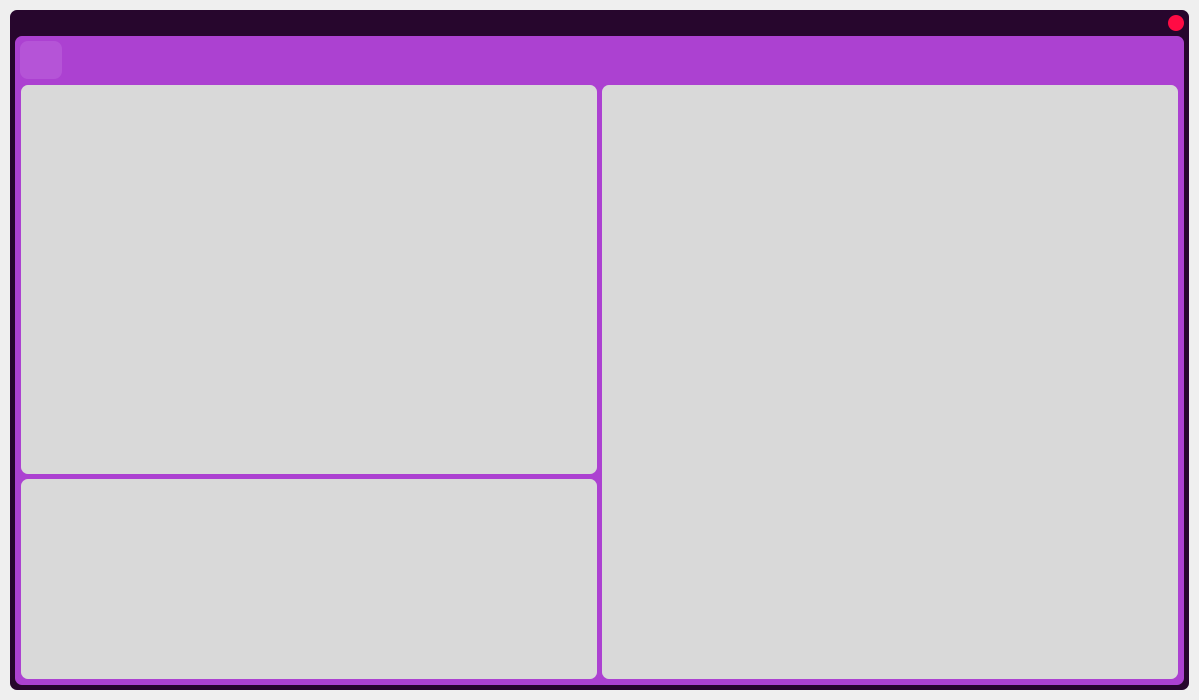
Above: CarInfo.ui from BryanHerrera19/Portfolio-WebScraping before the change. Below: the same form after it.
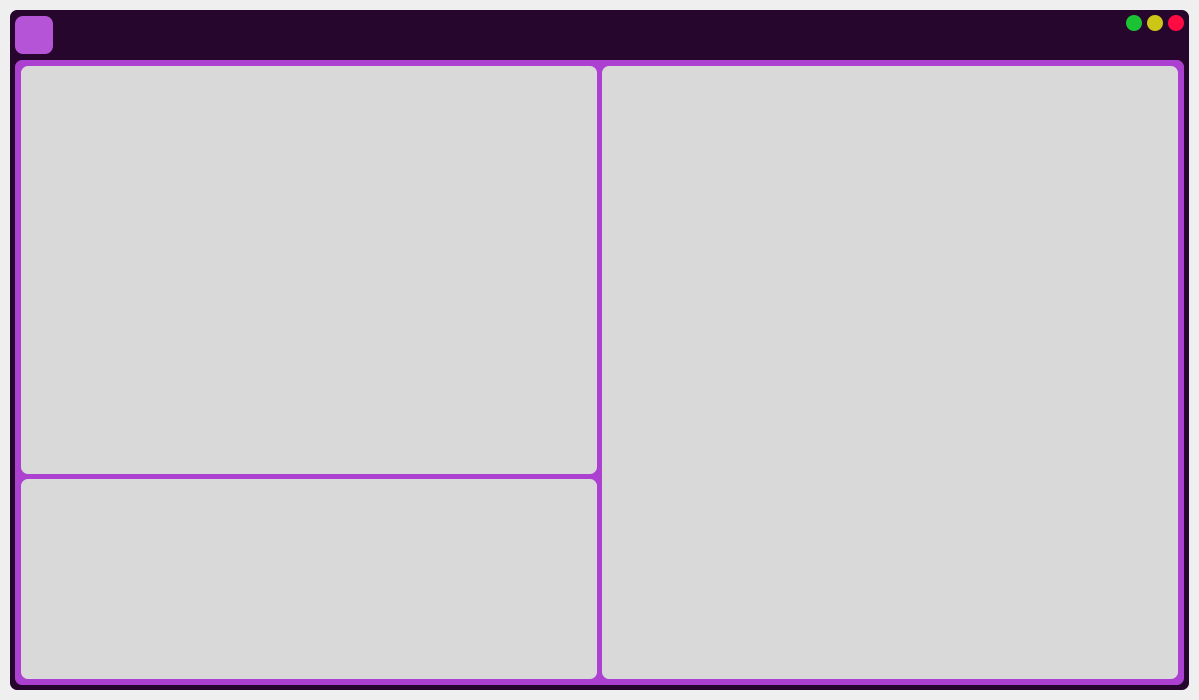
That is the form after the change. Icons and pictures are not drawn.

The edit to the form file:
```diff
--- a/CarInfo.ui
+++ b/CarInfo.ui
@@ -60,43 +60,21 @@
        <property name="bottomMargin">
         <number>5</number>
        </property>
-       <item alignment="Qt::AlignRight">
-        <widget class="QPushButton" name="quit_button">
+       <item>
+        <widget class="QFrame" name="button_frame">
          <property name="maximumSize">
           <size>
-           <width>16</width>
-           <height>16</height>
+           <width>16777215</width>
+           <height>40</height>
           </size>
          </property>
-         <property name="cursor">
-          <cursorShape>PointingHandCursor</cursorShape>
-         </property>
-         <property name="styleSheet">
-          <string notr="true">QPushButton {
-	background-color: rgb(255, 11, 68);
-	border-radius: 8px; 
-	border: none;
-}
-
-QPushButton:hover {
-	background-color: rgba(255, 11, 68, 150);
-}
-	</string>
-         </property>
-         <property name="text">
-          <string/>
-         </property>
-        </widget>
-       </item>
-       <item>
-        <widget class="QFrame" name="main_frame">
          <property name="frameShape">
           <enum>QFrame::StyledPanel</enum>
          </property>
          <property name="frameShadow">
           <enum>QFrame::Raised</enum>
          </property>
-         <layout class="QVBoxLayout" name="verticalLayout_3">
+         <layout class="QHBoxLayout" name="horizontalLayout_2">
           <property name="spacing">
            <number>0</number>
           </property>
@@ -113,10 +91,16 @@
            <number>0</number>
           </property>
           <item>
-           <widget class="QFrame" name="outer_frame">
+           <widget class="QFrame" name="frame_2">
+            <property name="maximumSize">
+             <size>
+              <width>38</width>
+              <height>16777215</height>
+             </size>
+            </property>
             <property name="styleSheet">
              <string notr="true">QFrame{
-	background-color: #AC41D1;
+	background-color: #27062D;
 }</string>
             </property>
             <property name="frameShape">
@@ -125,23 +109,23 @@
             <property name="frameShadow">
              <enum>QFrame::Raised</enum>
             </property>
-            <layout class="QVBoxLayout" name="verticalLayout_4">
+            <layout class="QHBoxLayout" name="horizontalLayout_3">
              <property name="spacing">
-              <number>5</number>
+              <number>0</number>
              </property>
              <property name="leftMargin">
-              <number>5</number>
+              <number>0</number>
              </property>
              <property name="topMargin">
-              <number>5</number>
+              <number>0</number>
              </property>
              <property name="rightMargin">
-              <number>5</number>
+              <number>0</number>
              </property>
              <property name="bottomMargin">
-              <number>5</number>
+              <number>0</number>
              </property>
-             <item>
+             <item alignment="Qt::AlignLeft">
               <widget class="QPushButton" name="back_button">
                <property name="minimumSize">
                 <size>
@@ -195,6 +179,205 @@
                </property>
               </widget>
              </item>
+            </layout>
+           </widget>
+          </item>
+          <item alignment="Qt::AlignRight">
+           <widget class="QFrame" name="frame_3">
+            <property name="maximumSize">
+             <size>
+              <width>100</width>
+              <height>16777215</height>
+             </size>
+            </property>
+            <property name="styleSheet">
+             <string notr="true">QFrame{
+	background-color: #27062D;
+}</string>
+            </property>
+            <property name="frameShape">
+             <enum>QFrame::StyledPanel</enum>
+            </property>
+            <property name="frameShadow">
+             <enum>QFrame::Raised</enum>
+            </property>
+            <layout class="QHBoxLayout" name="horizontalLayout_4">
+             <property name="spacing">
+              <number>5</number>
+             </property>
+             <property name="leftMargin">
+              <number>0</number>
+             </property>
+             <property name="topMargin">
+              <number>0</number>
+             </property>
+             <property name="rightMargin">
+              <number>0</number>
+             </property>
+             <property name="bottomMargin">
+              <number>0</number>
+             </property>
+             <item alignment="Qt::AlignTop">
+              <widget class="QPushButton" name="minimize_button">
+               <property name="minimumSize">
+                <size>
+                 <width>16</width>
+                 <height>16</height>
+                </size>
+               </property>
+               <property name="maximumSize">
+                <size>
+                 <width>16</width>
+                 <height>16</height>
+                </size>
+               </property>
+               <property name="cursor">
+                <cursorShape>PointingHandCursor</cursorShape>
+               </property>
+               <property name="styleSheet">
+                <string notr="true">QPushButton {
+	background-color: rgb(27, 195, 52);
+	border-radius: 8px; 
+	border: none;
+}
+
+QPushButton:hover {
+	background-color: rgba(27,195,52,0);
+}
+	</string>
+               </property>
+               <property name="text">
+                <string/>
+               </property>
+              </widget>
+             </item>
+             <item alignment="Qt::AlignTop">
+              <widget class="QPushButton" name="maximize_button">
+               <property name="minimumSize">
+                <size>
+                 <width>16</width>
+                 <height>16</height>
+                </size>
+               </property>
+               <property name="maximumSize">
+                <size>
+                 <width>16</width>
+                 <height>16</height>
+                </size>
+               </property>
+               <property name="cursor">
+                <cursorShape>PointingHandCursor</cursorShape>
+               </property>
+               <property name="styleSheet">
+                <string notr="true">QPushButton {
+	background-color: rgb(204, 198, 22);
+	border-radius: 8px; 
+	border: none;
+}
+
+QPushButton:hover {
+	background-color: rgba(204,198,22 , 150);
+}
+	</string>
+               </property>
+               <property name="text">
+                <string/>
+               </property>
+              </widget>
+             </item>
+             <item alignment="Qt::AlignTop">
+              <widget class="QPushButton" name="quit_button">
+               <property name="minimumSize">
+                <size>
+                 <width>16</width>
+                 <height>16</height>
+                </size>
+               </property>
+               <property name="maximumSize">
+                <size>
+                 <width>16</width>
+                 <height>16</height>
+                </size>
+               </property>
+               <property name="cursor">
+                <cursorShape>PointingHandCursor</cursorShape>
+               </property>
+               <property name="styleSheet">
+                <string notr="true">QPushButton {
+	background-color: rgb(255, 11, 68);
+	border-radius: 8px; 
+	border: none;
+}
+
+QPushButton:hover {
+	background-color: rgba(255, 11, 68, 150);
+}
+	</string>
+               </property>
+               <property name="text">
+                <string/>
+               </property>
+              </widget>
+             </item>
+            </layout>
+           </widget>
+          </item>
+         </layout>
+        </widget>
+       </item>
+       <item>
+        <widget class="QFrame" name="main_frame">
+         <property name="frameShape">
+          <enum>QFrame::StyledPanel</enum>
+         </property>
+         <property name="frameShadow">
+          <enum>QFrame::Raised</enum>
+         </property>
+         <layout class="QVBoxLayout" name="verticalLayout_3">
+          <property name="spacing">
+           <number>0</number>
+          </property>
+          <property name="leftMargin">
+           <number>0</number>
+          </property>
+          <property name="topMargin">
+           <number>0</number>
+          </property>
+          <property name="rightMargin">
+           <number>0</number>
+          </property>
+          <property name="bottomMargin">
+           <number>0</number>
+          </property>
+          <item>
+           <widget class="QFrame" name="outer_frame">
+            <property name="styleSheet">
+             <string notr="true">QFrame{
+	background-color: #AC41D1;
+}</string>
+            </property>
+            <property name="frameShape">
+             <enum>QFrame::StyledPanel</enum>
+            </property>
+            <property name="frameShadow">
+             <enum>QFrame::Raised</enum>
+            </property>
+            <layout class="QVBoxLayout" name="verticalLayout_4">
+             <property name="spacing">
+              <number>5</number>
+             </property>
+             <property name="leftMargin">
+              <number>5</number>
+             </property>
+             <property name="topMargin">
+              <number>5</number>
+             </property>
+             <property name="rightMargin">
+              <number>5</number>
+             </property>
+             <property name="bottomMargin">
+              <number>5</number>
+             </property>
              <item>
               <widget class="QFrame" name="inner_frame">
                <property name="frameShape">
```
